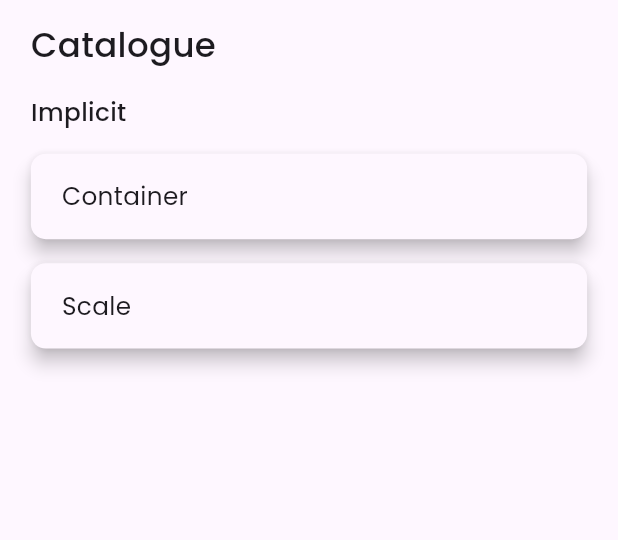
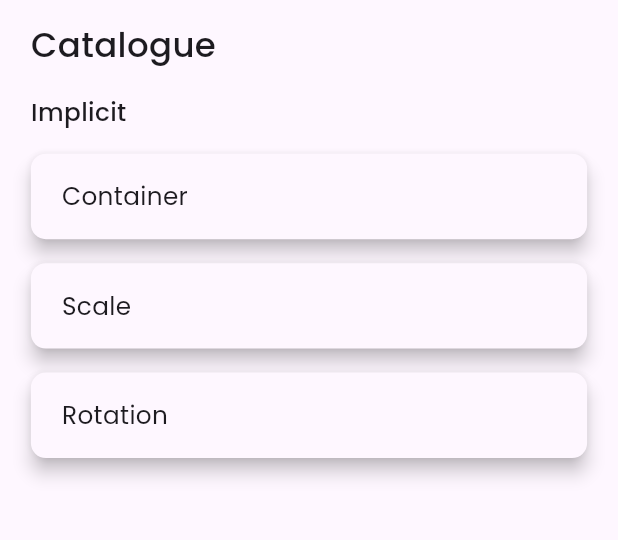
Before and after one commit to bhawesh2002/animotion_gallery, a Flutter app: the screen it shows after launch, on a phone screen of 412 x 824 dp, the part 63-603 px from its top. Run offline on Flutter 3.47's test engine with Material 3 defaults, Android fonts, the phone set to English and light mode, and no system bars; our stand-ins replace google_fonts.

Commit message:
Add AniRotationPage to Catalogue

```diff
--- a/lib/pages/catalogue.dart
+++ b/lib/pages/catalogue.dart
@@ -1,4 +1,5 @@
 import 'package:animotion_gallery/implicit%20animations/ani_container.dart';
+import 'package:animotion_gallery/implicit%20animations/ani_rotation.dart';
 import 'package:animotion_gallery/implicit%20animations/ani_scale.dart';
 import 'package:animotion_gallery/widgets/catalogue_item.dart';
 import 'package:flutter/material.dart';
@@ -67,6 +68,7 @@ class Catalogue extends StatelessWidget {
                 SizedBox.square(
                   dimension: 16,
                 ),
+                CatalogueItem(itemLabel: "Rotation", widget: AniRotationPage()),
               ],
             ),
           ],
```
